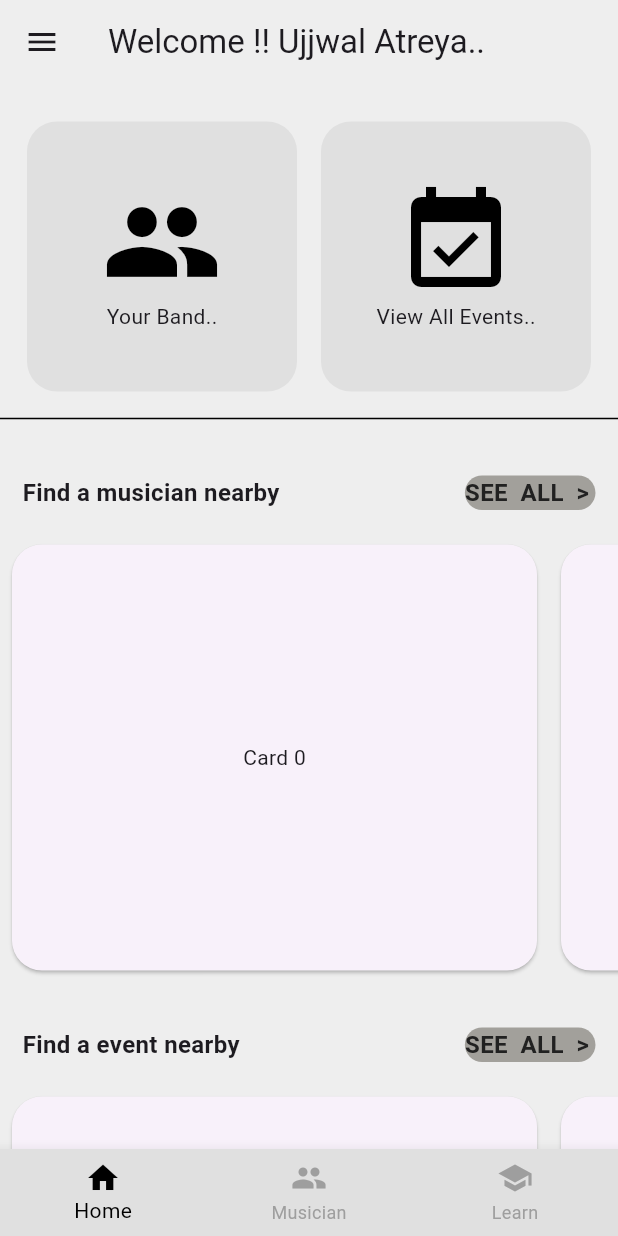
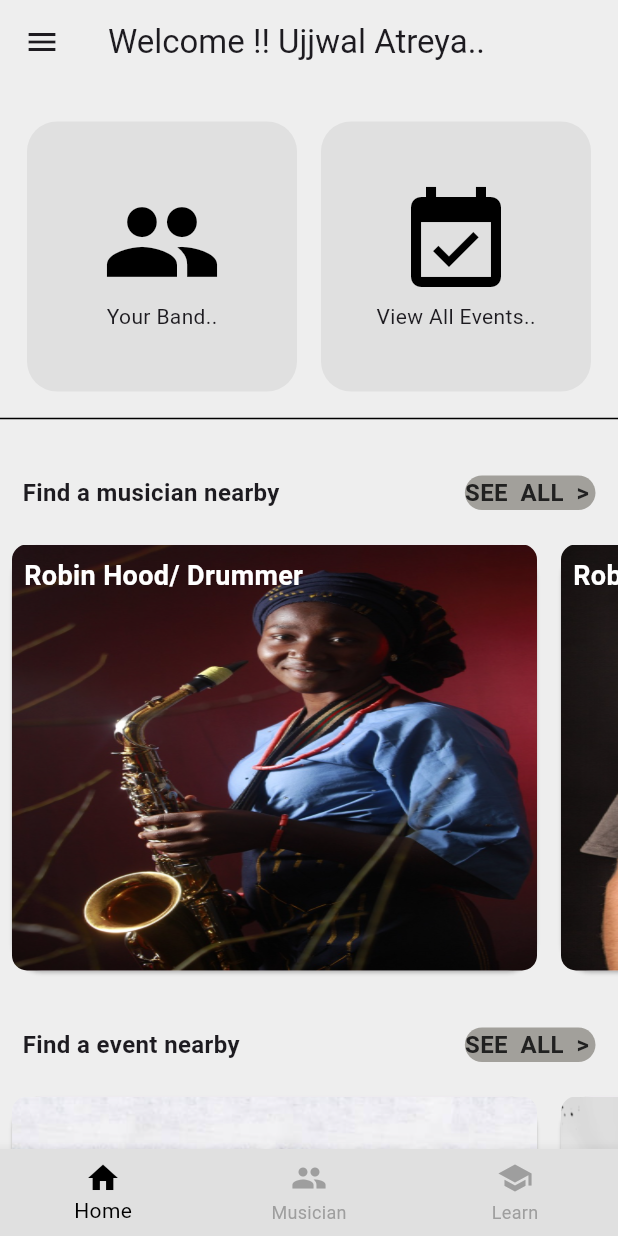
Before and after one commit to ujjwalmangalatreya/musical, a Flutter app: the TabBarMenu screen opened by its route, on a phone screen of 412 x 824 dp. Run offline on Flutter 3.47's test engine with Material 3 defaults, Android fonts, the phone set to English and light mode, and no system bars; our stand-ins replace firebase_core; accounts and stored records are empty.

Commit message:
Added image, updated drawer and menu name

```diff
--- a/lib/UI/screens/common_page/tab_bar.dart
+++ b/lib/UI/screens/common_page/tab_bar.dart
@@ -22,7 +22,7 @@ class _TabBarMenuState extends State<TabBarMenu> {
     return  Scaffold(
       appBar: AppBar(
         backgroundColor: Colors.grey[200],
-        title: Text('Welcome !! Ujjwal Atreya..'),
+        title: const Text('Welcome !! Ujjwal Atreya..'),
       ),
       body: _pages[currentIndex],
       bottomNavigationBar: BottomNavigationBar(
@@ -52,38 +52,39 @@ class _TabBarMenuState extends State<TabBarMenu> {
 
       ),
       drawer: Drawer(
+
         child: ListView(
           padding: EdgeInsets.zero,
           children: <Widget>[
-            const DrawerHeader(
+             DrawerHeader(
               decoration: BoxDecoration(
-                color: Colors.blue,
+                color: Colors.grey.shade300
               ),
-              child: Text(
-                'Drawer Header',
-                style: TextStyle(
-                  color: Colors.white,
-                  fontSize: 24,
+              child: const Center(
+                child: CircleAvatar(
+                    radius: 100, // Adjust the radius as needed
+                    backgroundImage: AssetImage('assets/M2.png')
                 ),
-              ),
+              )
             ),
             ListTile(
-              title: Text('Item 1'),
+              title: const Text('P R O F I L E'),
               onTap: () {
                 // Add your navigation logic here
                 Navigator.pop(context); // Close the drawer
               },
             ),
             ListTile(
-              title: Text('Item 2'),
+              title: const Text('R E Q U E S T S'),
               onTap: () {
                 // Add your navigation logic here
                 Navigator.pop(context); // Close the drawer
               },
             ),
-            Divider(),
+            const Divider(),
+
             ListTile(
-              title: Text('Close Drawer'),
+              title: const Text('L O G O U T'),
               onTap: () {
                 Navigator.pop(context); // Close the drawer
               },
--- a/lib/UI/screens/musician_screens/dashboard_screen.dart
+++ b/lib/UI/screens/musician_screens/dashboard_screen.dart
@@ -1,8 +1,6 @@
 
 import 'package:flutter/material.dart';
 import 'package:musical_mingle/UI/screens/musician_screens/musician_list_screen.dart';
-
-
 
 class DashboardPage extends StatefulWidget {
   const DashboardPage({super.key});
@@ -76,10 +74,10 @@ class _DashboardPageState extends State<DashboardPage> {
                   ],
                 ),
               ),
-              Divider(
+              const Divider(
                 color: Colors.black,
               ),
-              SizedBox(
+              const SizedBox(
                 height: 15,
               ),
               //Join a game nearby ...
@@ -88,7 +86,7 @@ class _DashboardPageState extends State<DashboardPage> {
                 child: Row(
                   mainAxisAlignment: MainAxisAlignment.spaceBetween,
                   children: [
-                    Text("Find a musician nearby",
+                    const Text("Find a musician nearby",
                         style: TextStyle(
                           fontWeight: FontWeight.bold,
                           fontSize: 16,
@@ -125,18 +123,29 @@ class _DashboardPageState extends State<DashboardPage> {
                       margin: EdgeInsets.all(8.0),
                       child: Container(
                         decoration: BoxDecoration(
+                          image:  DecorationImage(
+                            image: AssetImage("assets/M${index+1}.png"),
+                            fit: BoxFit.fill
+                          ),
                             borderRadius: BorderRadius.circular(10)),
                         width: 350.0,
                         // height: 250.0,
-                        child: Center(
-                          child: Text('Card $index'),
+                        child: const Padding(
+                          padding: EdgeInsets.all(8.0),
+                          child: Text("Robin Hood/ Drummer",
+                          style: TextStyle(
+                            color: Colors.white,
+                            fontSize: 18,
+                            fontWeight: FontWeight.bold,
+                          ),
+                          ),
                         ),
                       ),
                     );
                   },
                 ),
               ),
-              SizedBox(
+              const SizedBox(
                 height: 15,
               ),
               // Book A Venue Nearby
@@ -145,7 +154,7 @@ class _DashboardPageState extends State<DashboardPage> {
                 child: Row(
                   mainAxisAlignment: MainAxisAlignment.spaceBetween,
                   children: [
-                    Text("Find a event nearby",
+                    const Text("Find a event nearby",
                         style: TextStyle(
                           fontWeight: FontWeight.bold,
                           fontSize: 16,
@@ -182,6 +191,10 @@ class _DashboardPageState extends State<DashboardPage> {
                       margin: EdgeInsets.all(8.0),
                       child: Container(
                         decoration: BoxDecoration(
+                            image:  DecorationImage(
+                                image: AssetImage("assets/E${index+1}.png"),
+                                fit: BoxFit.fill
+                            ),
                             borderRadius: BorderRadius.circular(10)),
                         width: 350.0,
                         // height: 250.0,
@@ -193,7 +206,7 @@ class _DashboardPageState extends State<DashboardPage> {
                   },
                 ),
               ),
-              SizedBox(
+              const SizedBox(
                 height: 15,
               ),
               // Refer Friend Section
@@ -205,8 +218,8 @@ class _DashboardPageState extends State<DashboardPage> {
                   decoration: BoxDecoration(
                       color: Colors.white,
                       borderRadius: BorderRadius.circular(20)),
-                  child: Padding(
-                    padding: const EdgeInsets.all(18.0),
+                  child: const Padding(
+                    padding: EdgeInsets.all(18.0),
                     child: Row(
                         mainAxisAlignment: MainAxisAlignment.spaceEvenly,
                         children: [
--- a/lib/main.dart
+++ b/lib/main.dart
@@ -5,9 +5,6 @@ import 'package:musical_mingle/UI/screens/common_page/login_screen.dart';
 import 'package:musical_mingle/UI/screens/common_page/register_screen.dart';
 import 'package:musical_mingle/UI/screens/common_page/splash_screen.dart';
 import 'package:musical_mingle/UI/screens/common_page/tab_bar.dart';
-
-
-
 
 Future<void> main() async {
   WidgetsFlutterBinding.ensureInitialized();
@@ -17,7 +14,6 @@ Future<void> main() async {
 
 class MyApp extends StatelessWidget {
   const MyApp({super.key});
-
   // This widget is the root of your application.
   @override
   Widget build(BuildContext context) {
```
Also changed, not shown: assets/E1.png (added), assets/E2.png (added), assets/E3.png (added), assets/M1.png (added), assets/M2.png (added), assets/M3.png (added), assets/M4.png (added).
